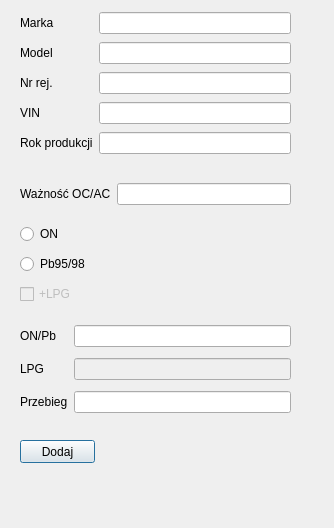
Old version of the form newcar.ui in the repository Barto-Paja/iDocCar.
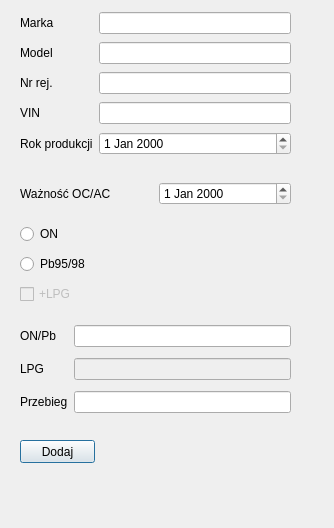
New version of the form.

The edit to the form file:
```diff
--- a/newcar.ui
+++ b/newcar.ui
@@ -23,15 +23,15 @@
     </rect>
    </property>
    <layout class="QGridLayout" name="gridLayout_2">
-    <item row="1" column="0">
+    <item row="2" column="0">
      <widget class="QLabel" name="l_insurance">
       <property name="text">
        <string>Ważność OC/AC</string>
       </property>
      </widget>
     </item>
-    <item row="1" column="1">
-     <widget class="QLineEdit" name="lineEdit"/>
+    <item row="2" column="1">
+     <widget class="QDateEdit" name="dateEdit"/>
     </item>
    </layout>
   </widget>
@@ -188,7 +188,7 @@
      <widget class="QLineEdit" name="le_plate"/>
     </item>
     <item row="4" column="1">
-     <widget class="QLineEdit" name="le_year"/>
+     <widget class="QDateEdit" name="de_year"/>
     </item>
    </layout>
   </widget>
```
